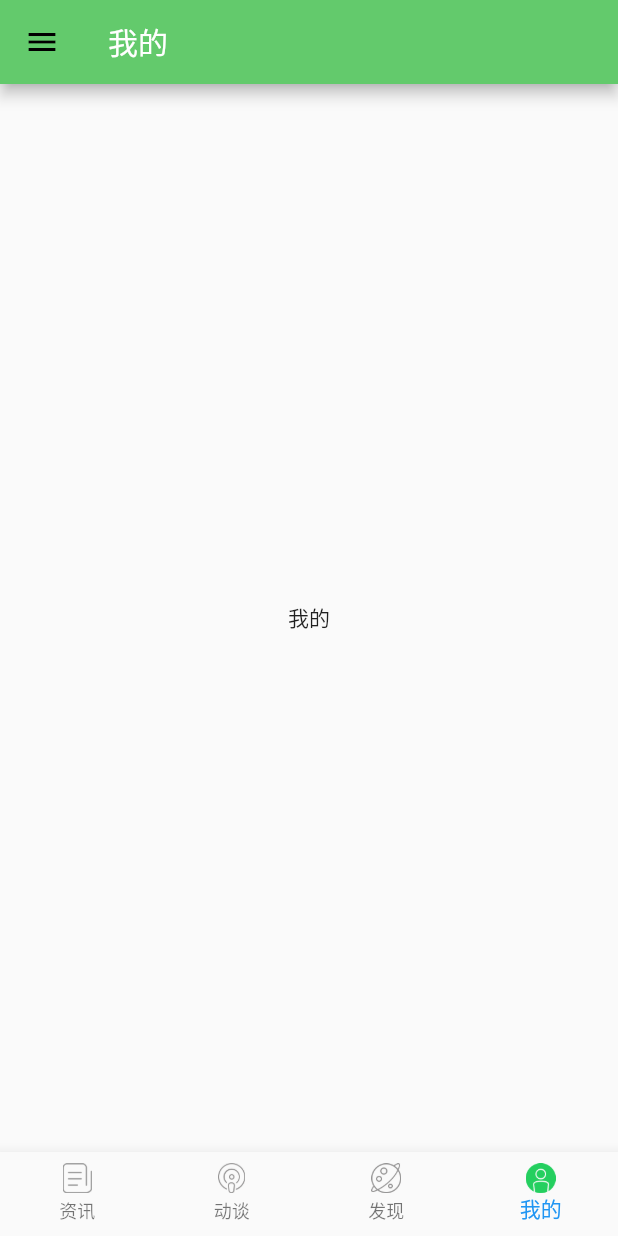
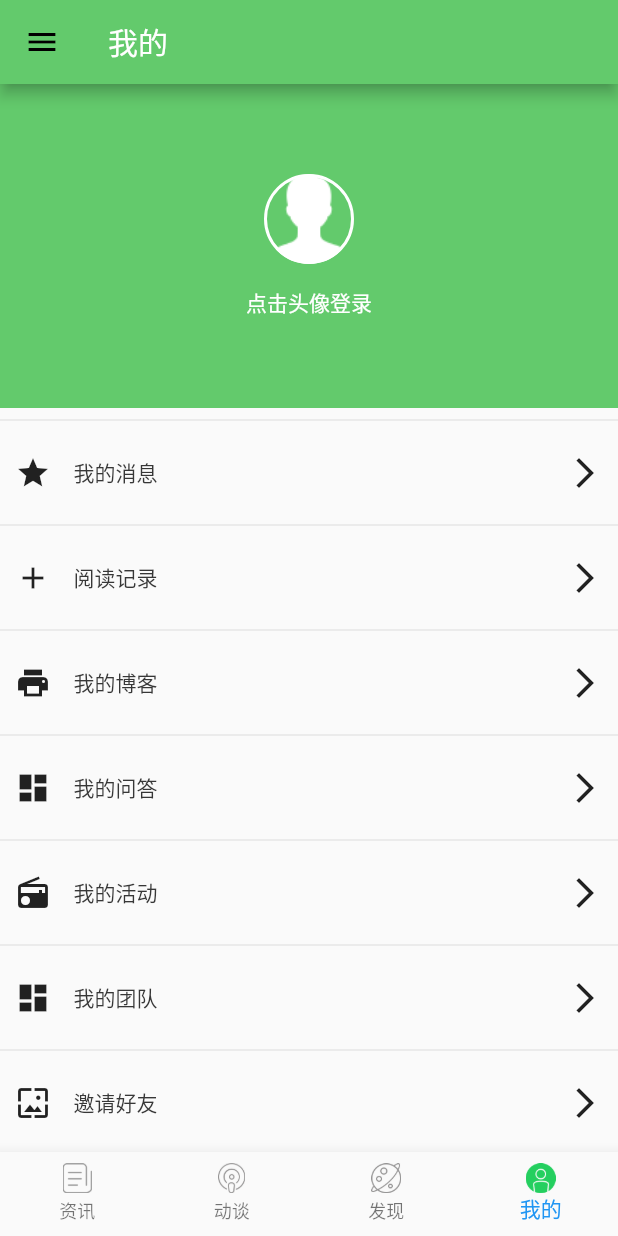
Before and after one commit to xinkong/open_source_china, a Flutter app: the screen it shows after launch, swiped to page 4, on a phone screen of 412 x 824 dp. Run offline on Flutter 3.47's test engine with Material 2 defaults, Android fonts, the phone set to English and light mode, and no system bars.

Commit message:
我的界面提交

```diff
--- a/lib/contants/app_colors.dart
+++ b/lib/contants/app_colors.dart
@@ -1,5 +1,11 @@
+import 'dart:ui';
+
 abstract class AppColors{
   //应用主题色
-  static const AppTheme = 0xff63ca6c;
-  static const Colfff = 0xffffffff;
+  static const AppTheme = Color(0xff63ca6c);
+  static const Colfff = Color(0xffffffff);
+
+
+  static const Text_Col=Color(0xff373737);
+
 }
--- a/lib/main.dart
+++ b/lib/main.dart
@@ -12,7 +12,7 @@ class MyApp extends StatelessWidget {
       debugShowCheckedModeBanner: false,
       title: 'Flutter Demo',
       theme: ThemeData(
-        primaryColor: Color(AppColors.AppTheme),
+        primaryColor: AppColors.AppTheme,
       ),
       home: HomePage(),
     );
--- a/lib/pages/home_page.dart
+++ b/lib/pages/home_page.dart
@@ -54,7 +54,7 @@ class _HomePageState extends State<HomePage> {
         appBar: AppBar(
           title: Text(
             _appBarTitle[_currentIndex],
-            style: TextStyle(color: Color(AppColors.Colfff), fontSize: 20),
+            style: TextStyle(color: AppColors.Colfff, fontSize: 20),
           ),
         ),
         body: PageView.builder(
@@ -83,7 +83,7 @@ class _HomePageState extends State<HomePage> {
         ),
         drawer: MyDrawer(
             headPicPath: 'assets/images/cover_img.jpg',
-            title:  ['发布动弹', '动弹小黑屋', '关于', '设置'],
-            icons: [Icons.send, Icons.home, Icons.error, Icons.settings],));
+            title:  ['发布动弹', '动弹小黑屋', '关于', '设置','动画爱心'],
+            icons: [Icons.send, Icons.home, Icons.error, Icons.settings,Icons.star],));
   }
 }
--- a/lib/pages/mine_page.dart
+++ b/lib/pages/mine_page.dart
@@ -1,4 +1,6 @@
 import 'package:flutter/material.dart';
+import 'package:open_source_china/contants/app_colors.dart';
+import 'package:open_source_china/widget/list_item.dart';
 
 class MinePages extends StatefulWidget {
   @override
@@ -6,11 +8,81 @@ class MinePages extends StatefulWidget {
 }
 
 class _MinePagesState extends State<MinePages> {
+  List<String> title = [
+    "我的消息",
+    "阅读记录",
+    "我的博客",
+    "我的问答",
+    "我的活动",
+    "我的团队",
+    "邀请好友",
+  ];
+  List iconInfo = [
+    Icons.star,
+    Icons.add,
+    Icons.print,
+    Icons.dashboard,
+    Icons.radio,
+    Icons.dashboard,
+    Icons.wallpaper,
+  ];
+
   @override
   Widget build(BuildContext context) {
     return Container(
       child: Center(
-        child: Text("我的"),
+        child: ListView.separated(
+            itemBuilder: (context, index) {
+              if (index == 0) {
+                return createHeadView();
+              }
+              index -= 1;
+              return InkWell(
+                onTap: (){
+                  print(title[index]);
+                },
+                child: ListItemInfo(
+                    leftIcon: iconInfo[index],
+                    title: title[index],
+                    rightIcon: Icons.arrow_forward_ios),
+              );
+            },
+            separatorBuilder: (context, index) {
+              return Divider();
+            },
+            itemCount: title.length + 1),
+      ),
+    );
+  }
+
+  Widget createHeadView() {
+    return Container(
+      padding: EdgeInsets.only(top: 60, bottom: 60),
+      color: AppColors.AppTheme,
+      child: Column(
+        mainAxisAlignment: MainAxisAlignment.center,
+        children: <Widget>[
+          GestureDetector(
+            onTap: (){
+              print("ddd");
+            },
+            child: Container(
+              width: 60,
+              height: 60,
+              decoration: BoxDecoration(
+                shape: BoxShape.circle,
+                border: Border.all(width: 2, color: AppColors.Colfff),
+                image: DecorationImage(
+                  image:AssetImage("assets/images/default_head.png"),
+                  fit: BoxFit.cover
+                ),
+              ),
+
+            ),
+          ),
+          SizedBox(height: 15,),
+          Text("点击头像登录",style: TextStyle(color: AppColors.Colfff),)
+        ],
       ),
     );
   }
--- /dev/null
+++ b/lib/widget/list_item.dart
@@ -0,0 +1,47 @@
+import 'package:flutter/cupertino.dart';
+import 'package:flutter/material.dart';
+import 'package:open_source_china/contants/app_colors.dart';
+
+class ListItemInfo extends StatefulWidget {
+  final leftIcon;
+  final title;
+  final rightIcon;
+
+  ListItemInfo(
+      {Key key,
+      @required this.leftIcon,
+      @required this.title,
+      @required this.rightIcon})
+      : super(key: key);
+
+  @override
+  _ListItemInfoState createState() => _ListItemInfoState();
+}
+
+class _ListItemInfoState extends State<ListItemInfo> {
+  @override
+  Widget build(BuildContext context) {
+    return Container(
+      padding: EdgeInsets.only(left: 10, right: 10, top: 15, bottom: 15),
+      child: Row(
+        children: <Widget>[
+          Expanded(
+            child: Row(
+              children: <Widget>[
+                Icon(widget.leftIcon),
+                SizedBox(
+                  width: 15,
+                ),
+                Text(
+                  widget.title,
+                  style: TextStyle(color: AppColors.Text_Col,),
+                ),
+              ],
+            ),
+          ),
+          Icon(widget.rightIcon),
+        ],
+      ),
+    );
+  }
+}
--- a/pubspec.yaml
+++ b/pubspec.yaml
@@ -45,6 +45,7 @@ flutter:
     - assets/images/ic_nav_my_pressed.png
     #抽屉背景
     - assets/images/cover_img.jpg
+    - assets/images/default_head.png
 
 
   # An image asset can refer to one or more resolution-specific "variants", see
```
Also changed, not shown: lib/pages/drawer/star_anim.dart (added, +123 -0 lines), lib/widget/my_drawer.dart (+7 -7 lines), assets/images/default_head.png (added).
